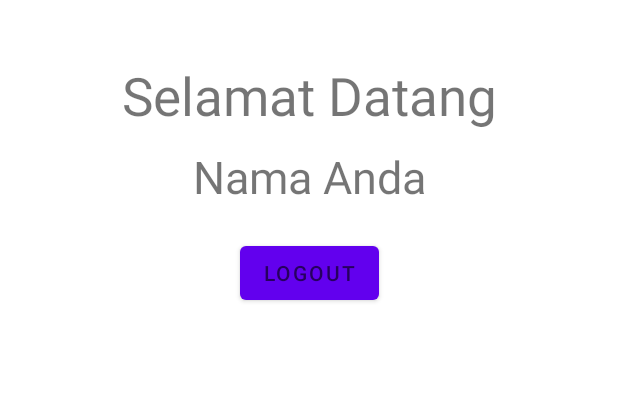
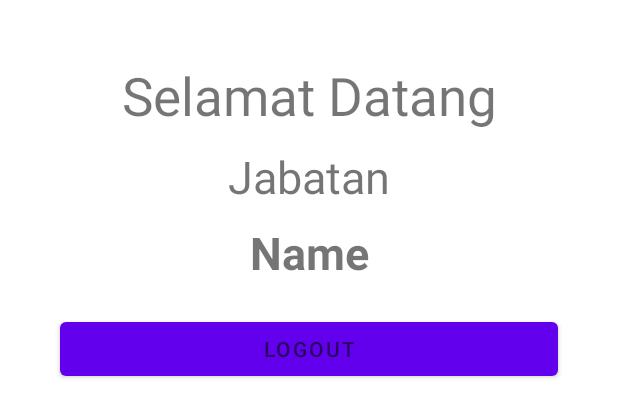
Before and after one commit to KelvinChand/cobaLogin, an Android app: the layout activity_main.xml on its own in the app's theme, with its tools: preview values and no code run, on a phone screen of 412 x 824 dp. Shown: the top 417 px of the screen. Run offline under Robolectric (Android 15) with nearby library versions, the phone set to English and light mode, and no system bars.

Commit message:
third commit

```diff
--- a/app/src/main/res/layout/activity_main.xml
+++ b/app/src/main/res/layout/activity_main.xml
@@ -20,20 +20,32 @@
         android:id="@+id/tv_sesi"
         android:layout_width="wrap_content"
         android:layout_height="wrap_content"
-        android:text="Nama Anda"
+        android:text="Jabatan"
         android:textSize="30sp"
         android:layout_marginTop="10dp"
         app:layout_constraintEnd_toEndOf="parent"
         app:layout_constraintStart_toStartOf="parent"
         app:layout_constraintTop_toBottomOf="@id/tv_selamat" />
+    <TextView
+        android:id="@+id/tv_name"
+        android:layout_width="wrap_content"
+        android:layout_height="wrap_content"
+        android:text="Name"
+        android:textStyle="bold"
+        android:textSize="30sp"
+        android:layout_marginTop="10dp"
+        app:layout_constraintEnd_toEndOf="parent"
+        app:layout_constraintStart_toStartOf="parent"
+        app:layout_constraintTop_toBottomOf="@id/tv_sesi" />
     <Button
         android:id="@+id/btn_logout"
-        android:layout_width="wrap_content"
+        android:layout_width="match_parent"
         android:layout_height="wrap_content"
         android:hint="LOGOUT"
+        android:layout_marginHorizontal="40dp"
         android:layout_marginTop="20dp"
         app:layout_constraintStart_toStartOf="parent"
         app:layout_constraintEnd_toEndOf="parent"
-        app:layout_constraintTop_toBottomOf="@id/tv_sesi"/>
+        app:layout_constraintTop_toBottomOf="@id/tv_name"/>
 
 </androidx.constraintlayout.widget.ConstraintLayout>
```
Also changed, not shown: app/src/main/java/com/if4a/cobalogin/LoginActivity.java (+7 -0 lines), app/src/main/java/com/if4a/cobalogin/MainActivity.java (+17 -1 lines).
